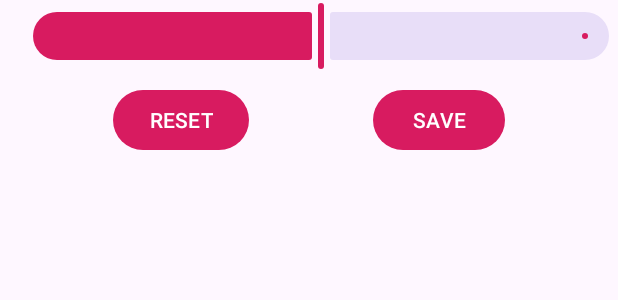
After one commit to Steve-Mr/WallpaperTunnel, an Android app: the layout layout_bottom_sheet.xml on its own in the app's theme, with its tools: preview values and no code run, on a phone screen of 412 x 824 dp. The commit adds this screen. Shown: the top 300 px of the screen. Run offline under Robolectric (Android 15) with nearby library versions, the phone set to English and light mode, and no system bars.

```diff
--- /dev/null
+++ b/app/src/main/res/layout/layout_bottom_sheet.xml
@@ -0,0 +1,46 @@
+<?xml version="1.0" encoding="utf-8"?>
+<FrameLayout xmlns:android="http://schemas.android.com/apk/res/android"
+    android:layout_width="match_parent"
+    android:layout_height="match_parent"
+    xmlns:app="http://schemas.android.com/apk/res-auto">
+
+    <androidx.constraintlayout.widget.ConstraintLayout
+        android:layout_width="match_parent"
+        android:layout_height="wrap_content">
+
+        <com.google.android.material.button.MaterialButton
+            android:layout_width="wrap_content"
+            android:layout_height="wrap_content"
+            android:id="@+id/button_reset"
+            android:text="RESET"
+            android:layout_margin="8dp"
+            app:layout_constraintLeft_toLeftOf="parent"
+            app:layout_constraintBottom_toBottomOf="parent"
+            app:layout_constraintRight_toLeftOf="@id/button_save"/>
+
+        <com.google.android.material.slider.Slider
+            android:id="@+id/slider"
+            android:layout_width="0dp"
+            android:layout_height="wrap_content"
+
+            android:valueFrom="0.0f"
+            android:valueTo="10.0f"
+            android:value="5.0f"
+            android:layout_margin="8dp"
+            app:trackHeight="32dp"
+            app:layout_constraintBottom_toTopOf="@id/button_reset"
+            app:layout_constraintStart_toStartOf="parent" />
+
+        <com.google.android.material.button.MaterialButton
+            android:layout_width="wrap_content"
+            android:layout_height="wrap_content"
+            android:id="@+id/button_save"
+            android:text="SAVE"
+            android:layout_margin="8dp"
+            app:layout_constraintBottom_toBottomOf="parent"
+            app:layout_constraintRight_toRightOf="parent"
+            app:layout_constraintLeft_toRightOf="@id/button_reset"/>
+
+    </androidx.constraintlayout.widget.ConstraintLayout>
+
+</FrameLayout>
```
Also changed, not shown: app/src/main/java/com/maary/shareas/MainActivity.java (+9 -4 lines), app/src/main/res/layout/activity_main.xml (+23 -15 lines), app/src/main/res/layout/layout_adjust_slider.xml (added, +41 -0 lines).
